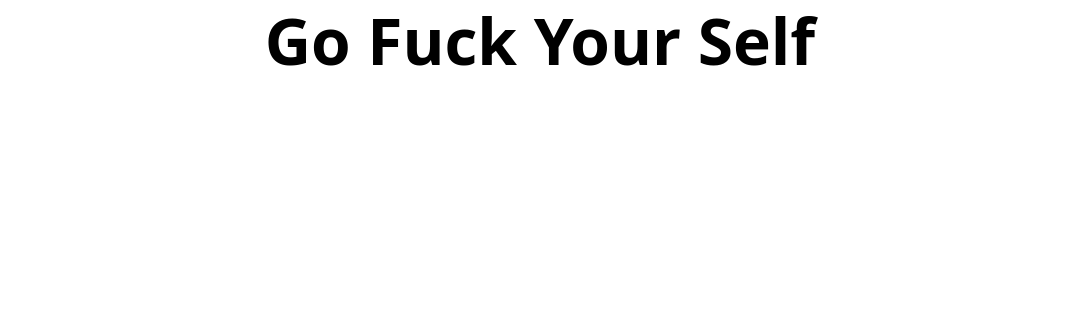
Before: the Qt Designer form client/src/MainWindow.ui in name1e5s/MemoryGame, drawn with Qt 5; both pictures show x 0 to 1080 and y 0 to 320 of the 1080 by 720 pixel window.
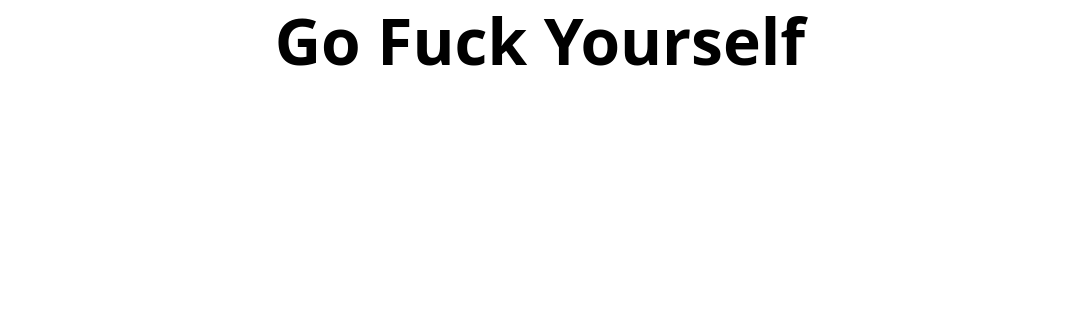
After: the same form once the commit is applied.

Commit message: MainWindow: fix typos

What changed in the file:
```diff
--- a/client/src/MainWindow.ui
+++ b/client/src/MainWindow.ui
@@ -42,8 +42,8 @@
    <widget class="QWidget" name="widget" native="true">
     <property name="geometry">
      <rect>
-      <x>20</x>
-      <y>70</y>
+      <x>0</x>
+      <y>80</y>
       <width>1080</width>
       <height>640</height>
      </rect>
@@ -67,7 +67,7 @@
      </font>
     </property>
     <property name="text">
-     <string>Go Fuck Your Self</string>
+     <string>Go Fuck Yourself</string>
     </property>
     <property name="alignment">
      <set>Qt::AlignCenter</set>
```
